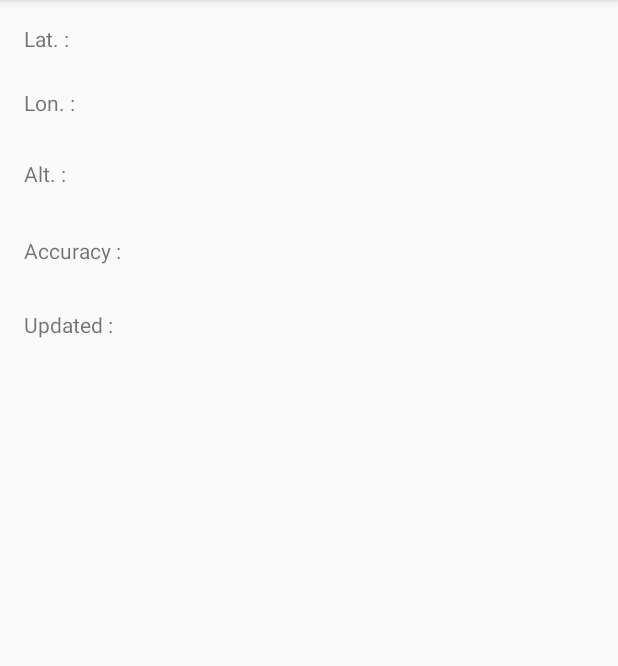
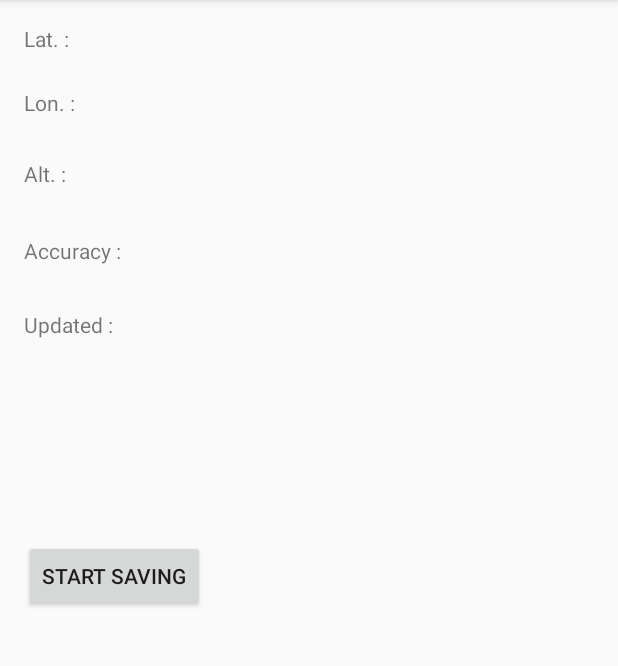
Before and after one commit to red112/Naver3DGrp, an Android app: the screen it shows after launch (GPS_Mornitoring_View), on a phone screen of 412 x 824 dp, the part 84-750 px from its top. Run offline under Robolectric (Android 15) with nearby library versions, the light colour scheme and no system bars; 4 statements that could not run were skipped.

Commit message:
로그파일 생성

```diff
--- a/Android/gld3d_GPS_Logger/app/src/main/AndroidManifest.xml
+++ b/Android/gld3d_GPS_Logger/app/src/main/AndroidManifest.xml
@@ -20,6 +20,9 @@
             android:name="com.google.android.gms.version"
             android:value="@integer/google_play_services_version" />
     </application>
+
     <uses-permission android:name="android.permission.INTERNET" />
     <uses-permission android:name="android.permission.ACCESS_FINE_LOCATION" />
+    <uses-permission android:name="android.permission.WRITE_EXTERNAL_STORAGE"/>
+
 </manifest>
--- a/Android/gld3d_GPS_Logger/app/src/main/res/layout/activity_gps__mornitoring__view.xml
+++ b/Android/gld3d_GPS_Logger/app/src/main/res/layout/activity_gps__mornitoring__view.xml
@@ -58,4 +58,14 @@
         android:layout_alignParentLeft="true"
         android:layout_alignParentStart="true" />
 
+    <Button
+        android:layout_width="wrap_content"
+        android:layout_height="wrap_content"
+        android:text="Start Saving"
+        android:id="@+id/button_Save"
+        android:layout_centerVertical="true"
+        android:layout_alignParentLeft="true"
+        android:layout_alignParentStart="true"
+        android:onClick="onClick" />
+
 </RelativeLayout>
```
Also changed, not shown: Android/gld3d_GPS_Logger/app/src/main/java/group/gld3d/android/gld3d_gps_logger/GPS_Mornitoring_View.java (+91 -11 lines).
